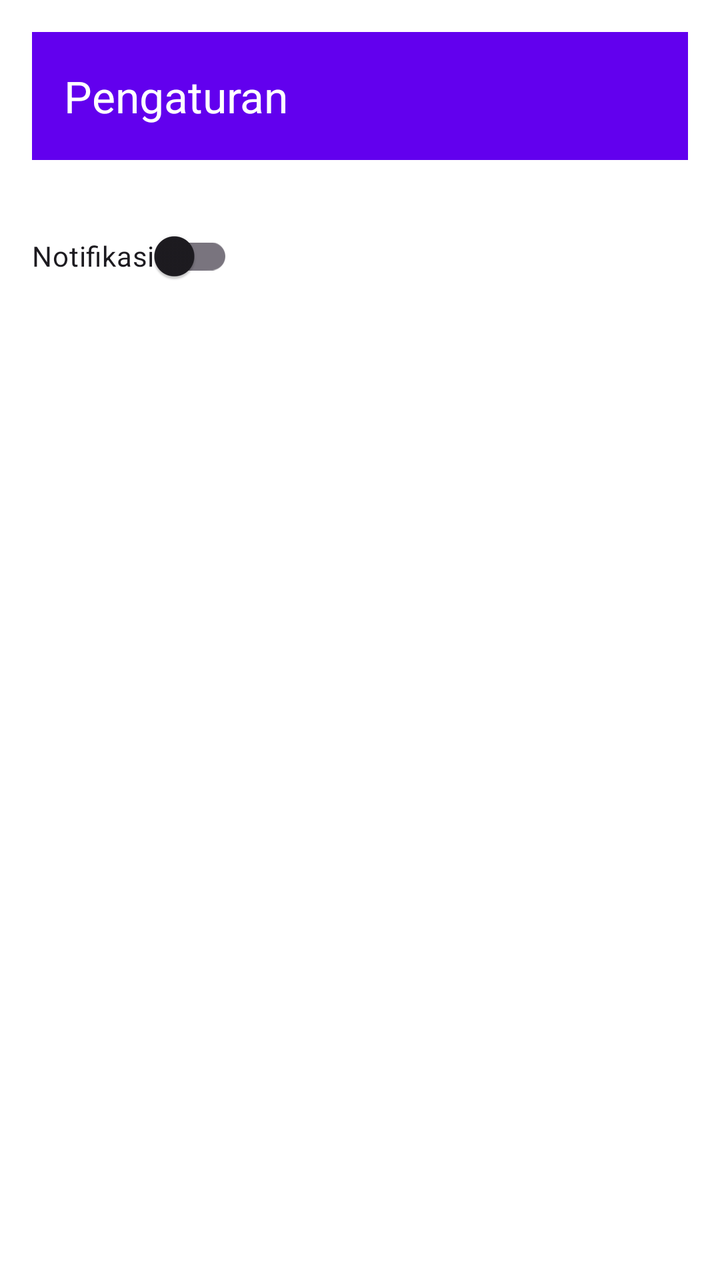
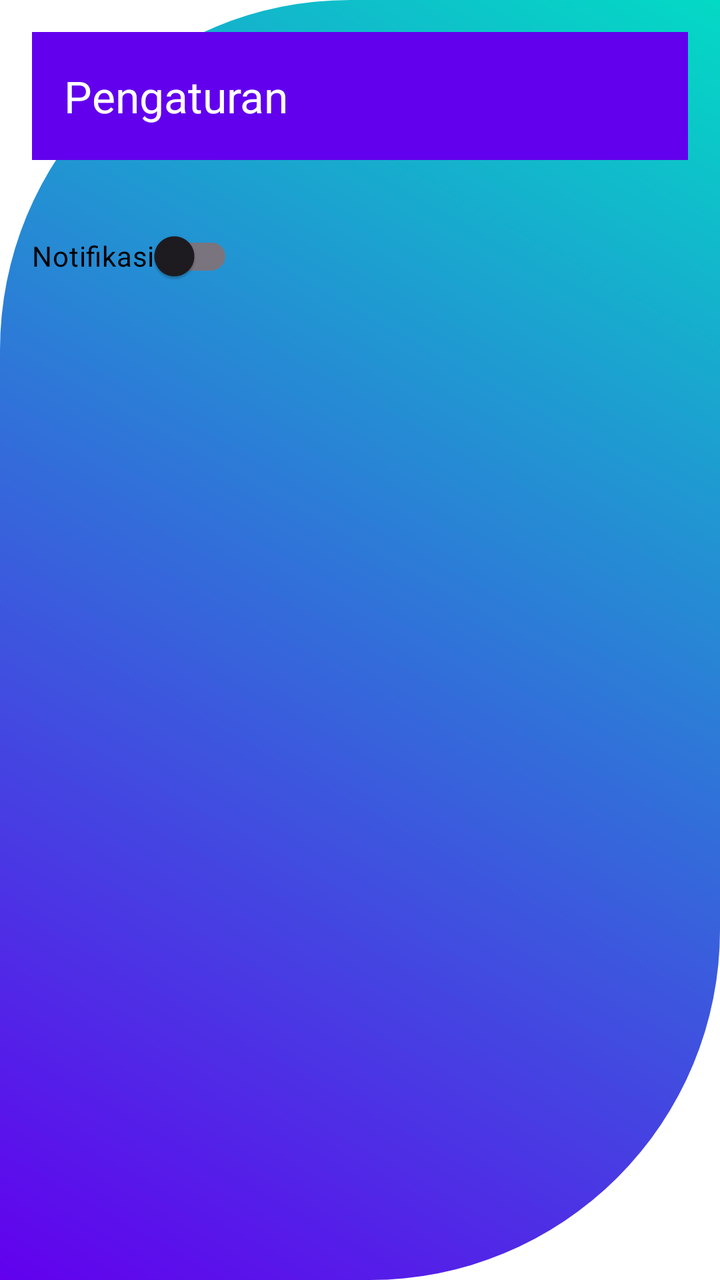

Two renders of the same Android screen: before a commit and after it. Below are the layout's source before the change and the commit's diff.
<!-- AndroidManifest.xml: application theme Theme.Aplikasi_Data_Mahasiswa -->
<!-- res/layout/activity_pengaturan.xml -->
<?xml version="1.0" encoding="utf-8"?>
<LinearLayout xmlns:android="http://schemas.android.com/apk/res/android"
    xmlns:app="http://schemas.android.com/apk/res-auto"
    android:layout_width="match_parent"
    android:layout_height="match_parent"
    android:orientation="vertical"
    android:padding="16dp">

    <com.google.android.material.appbar.MaterialToolbar
        android:id="@+id/toolbar"
        android:layout_width="match_parent"
        android:layout_height="wrap_content"
        android:background="?attr/colorPrimary"
        android:theme="@style/ThemeOverlay.Material3.Dark.ActionBar"
        app:title="Pengaturan" />

    <com.google.android.material.switchmaterial.SwitchMaterial
        android:id="@+id/switchNotifikasi"
        android:layout_width="wrap_content"
        android:layout_height="wrap_content"
        android:text="Notifikasi"
        android:layout_marginTop="24dp" />

</LinearLayout>
<!-- resources referenced by this layout -->
<resources>
  <style name="Theme.Aplikasi_Data_Mahasiswa" parent="Base.Theme.Aplikasi_Data_Mahasiswa" />
  <style name="Base.Theme.Aplikasi_Data_Mahasiswa" parent="Theme.Material3.DayNight.NoActionBar">
          
          <item name="colorPrimary">@color/primary</item>
          <item name="colorPrimaryDark">@color/primary_dark</item>
          <item name="colorAccent">@color/accent</item>
  
          
          <item name="android:colorBackground">@color/background</item>
          <item name="colorSurface">@color/surface</item>
  
          
          <item name="android:textColorPrimary">@color/text_primary</item>
          <item name="android:textColorSecondary">@color/text_secondary</item>
          <item name="android:textColorHint">@color/text_hint</item>
      </style>
  <color name="primary">#6200EE</color>
  <color name="primary_dark">#3700B3</color>
  <color name="accent">#03DAC5</color>
  <color name="background">#FFFFFF</color>
  <color name="surface">#FFFFFF</color>
  <color name="text_primary">#212121</color>
  <color name="text_secondary">#757575</color>
  <color name="text_hint">#9E9E9E</color>
</resources>

<!-- the commit's change to res/layout/activity_pengaturan.xml (unified diff, before → after) -->
@@ -4,7 +4,8 @@
     android:layout_width="match_parent"
     android:layout_height="match_parent"
     android:orientation="vertical"
-    android:padding="16dp">
+    android:padding="16dp"
+    android:background="@drawable/custom_background">
 
     <com.google.android.material.appbar.MaterialToolbar
         android:id="@+id/toolbar"
@@ -19,6 +20,7 @@
         android:layout_width="wrap_content"
         android:layout_height="wrap_content"
         android:text="Notifikasi"
+        android:textColor="@color/black"
         android:layout_marginTop="24dp" />
 
 </LinearLayout>
<!-- resource entries referenced after the edit -->
@@ -1,5 +1,21 @@
 <!-- resources referenced by this layout -->
 <resources>
+  <color name="black">#FF000000</color>
+  <!-- drawable custom_background (drawable) -->
+  <?xml version="1.0" encoding="utf-8"?>
+  <layer-list xmlns:android="http://schemas.android.com/apk/res/android">
+      <item>
+          <shape android:shape="rectangle">
+              <gradient
+                  android:startColor="@color/primary"
+                  android:endColor="@color/accent"
+                  android:angle="45" />
+              <corners
+                  android:topLeftRadius="175dp"
+                  android:bottomRightRadius="175dp" />
+          </shape>
+      </item>
+  </layer-list>
   <style name="Theme.Aplikasi_Data_Mahasiswa" parent="Base.Theme.Aplikasi_Data_Mahasiswa" />
   <style name="Base.Theme.Aplikasi_Data_Mahasiswa" parent="Theme.Material3.DayNight.NoActionBar">
           
